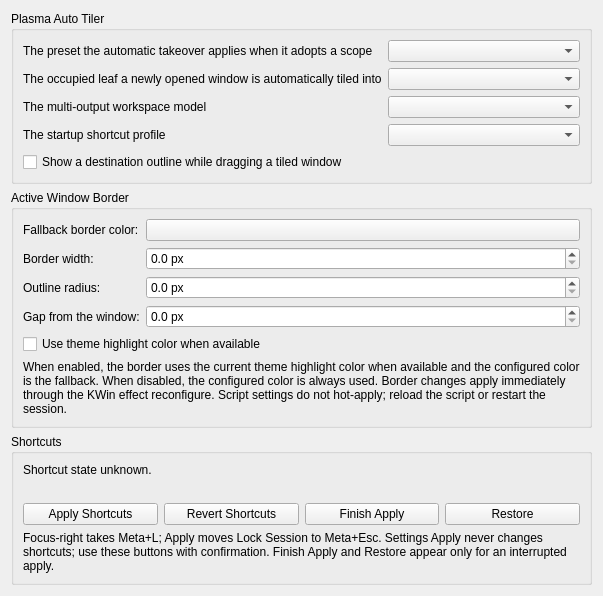
Before: the Qt Designer form kwin/native-effect/activeborderconfig.ui in beefsack/plasma-auto-tiler, drawn with Qt 5.
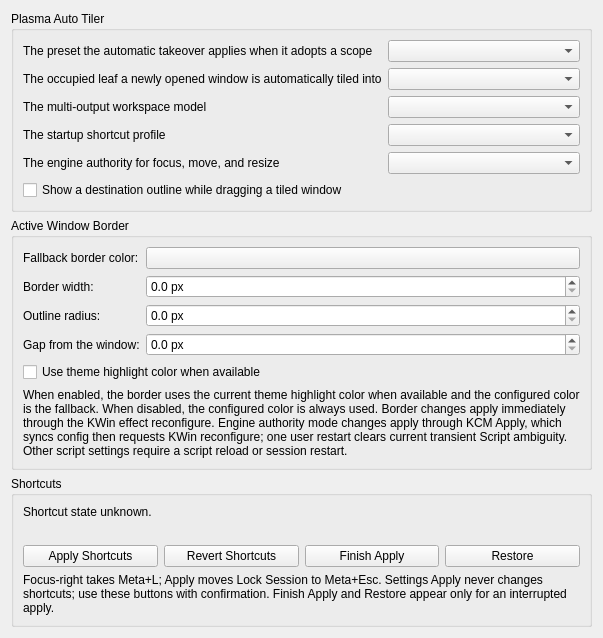
After: the same form once the commit is applied. Custom widgets are drawn as their Qt base class.

Commit message: feat(kwin): add opt-in Rust engine authority

```diff
--- a/kwin/native-effect/activeborderconfig.ui
+++ b/kwin/native-effect/activeborderconfig.ui
@@ -61,7 +61,20 @@
       <item row="3" column="1">
        <widget class="QComboBox" name="shortcutProfileCombo"/>
       </item>
-      <item row="4" column="0" colspan="2">
+       <item row="4" column="0">
+         <widget class="QLabel" name="label_engineAuthorityMode">
+          <property name="buddy">
+           <cstring>engineAuthorityModeCombo</cstring>
+          </property>
+         <property name="text">
+          <string>The engine authority for focus, move, and resize</string>
+         </property>
+        </widget>
+       </item>
+       <item row="4" column="1">
+        <widget class="QComboBox" name="engineAuthorityModeCombo"/>
+       </item>
+       <item row="5" column="0" colspan="2">
        <widget class="QCheckBox" name="dropOutlinePreviewCheckBox">
         <property name="text">
          <string>Show a destination outline while dragging a tiled window</string>
@@ -169,7 +182,7 @@
        <item row="5" column="0" colspan="2">
         <widget class="QLabel" name="borderDescription">
          <property name="text">
-           <string>When enabled, the border uses the current theme highlight color when available and the configured color is the fallback. When disabled, the configured color is always used. Border changes apply immediately through the KWin effect reconfigure. Script settings do not hot-apply; reload the script or restart the session.</string>
+            <string>When enabled, the border uses the current theme highlight color when available and the configured color is the fallback. When disabled, the configured color is always used. Border changes apply immediately through the KWin effect reconfigure. Engine authority mode changes apply through KCM Apply, which syncs config then requests KWin reconfigure; one user restart clears current transient Script ambiguity. Other script settings require a script reload or session restart.</string>
         </property>
         <property name="wordWrap">
          <bool>true</bool>
```
Lines whose indentation alone changed are shown as unchanged. The commit also changes 28 other files.
